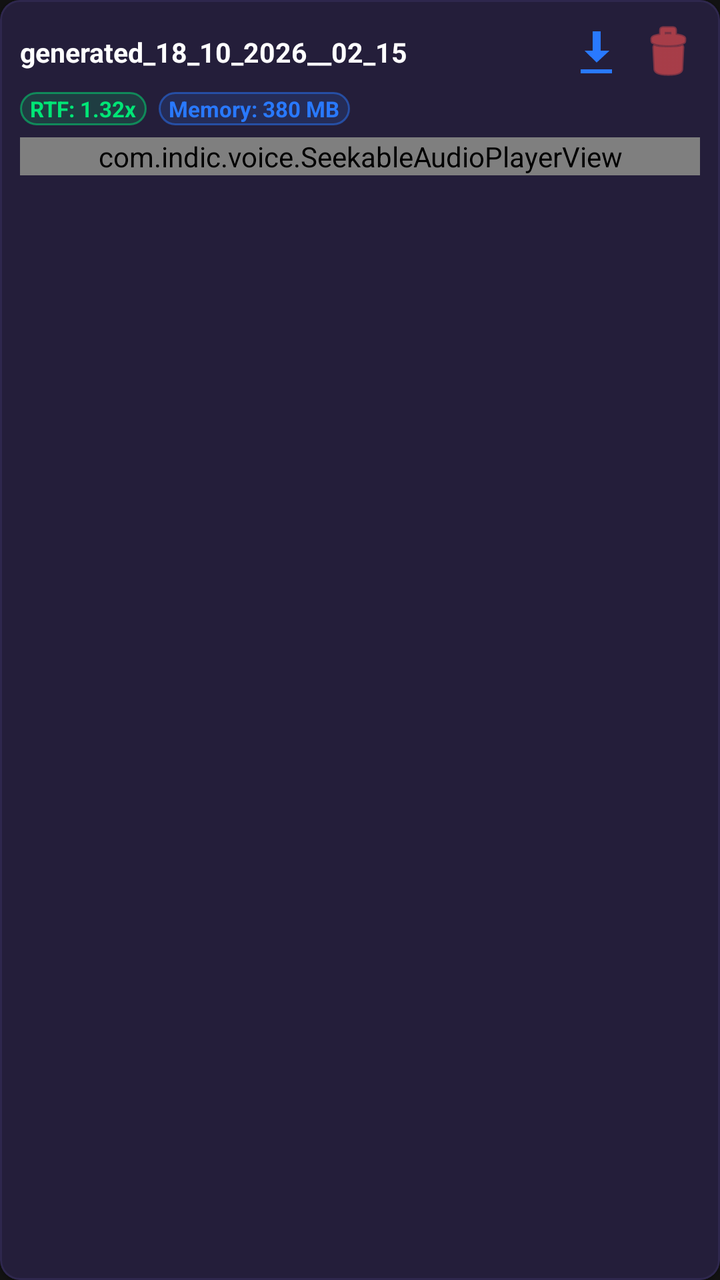
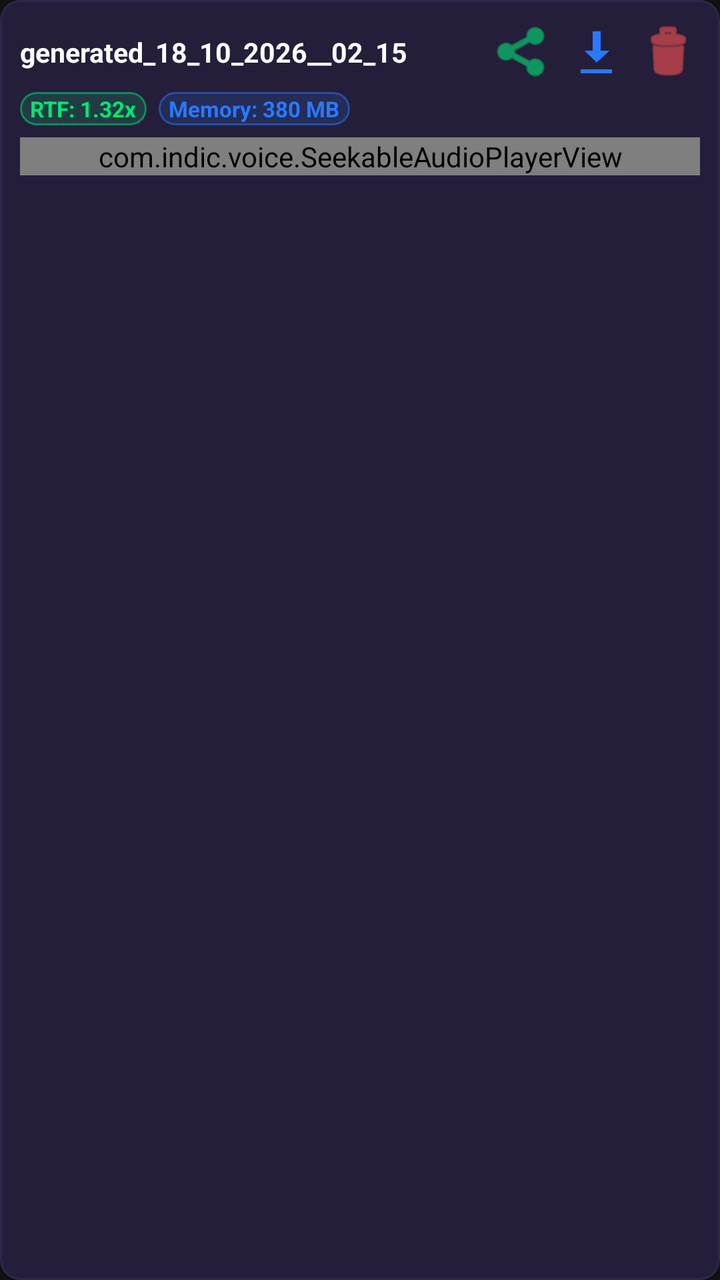

Before-and-after screenshots of an Android layout around one commit, followed by the original layout XML and the change that was made.
<!-- AndroidManifest.xml: application theme Theme.IndicVoice -->
<!-- res/layout/item_history_clip.xml -->
<?xml version="1.0" encoding="utf-8"?>
<com.google.android.material.card.MaterialCardView xmlns:android="http://schemas.android.com/apk/res/android"
    xmlns:app="http://schemas.android.com/apk/res-auto"
    android:layout_width="match_parent"
    android:layout_height="wrap_content"
    android:layout_marginBottom="8dp"
    app:cardBackgroundColor="@color/surface_dark"
    app:cardCornerRadius="10dp"
    app:cardElevation="1dp"
    app:strokeColor="@color/card_stroke"
    app:strokeWidth="1dp">

    <LinearLayout
        android:layout_width="match_parent"
        android:layout_height="wrap_content"
        android:orientation="vertical"
        android:padding="10dp">

        
        <LinearLayout
            android:layout_width="match_parent"
            android:layout_height="wrap_content"
            android:gravity="center_vertical"
            android:orientation="horizontal">

            <TextView
                android:id="@+id/tvClipTitle"
                android:layout_width="0dp"
                android:layout_height="wrap_content"
                android:layout_weight="1"
                android:ellipsize="middle"
                android:singleLine="true"
                android:text="generated_18_10_2026__02_15"
                android:textColor="@color/text_primary"
                android:textSize="13.5sp"
                android:textStyle="bold" />

            <ImageButton
                android:id="@+id/ibExportClip"
                android:layout_width="32dp"
                android:layout_height="32dp"
                android:background="?attr/selectableItemBackgroundBorderless"
                android:contentDescription="Export to Downloads"
                android:src="@android:drawable/stat_sys_download"
                app:tint="@color/accent_blue" />

            <ImageButton
                android:id="@+id/ibDeleteClip"
                android:layout_width="32dp"
                android:layout_height="32dp"
                android:layout_marginStart="4dp"
                android:background="?attr/selectableItemBackgroundBorderless"
                android:contentDescription="Delete clip"
                android:src="@android:drawable/ic_menu_delete"
                app:tint="@color/record_red" />
        </LinearLayout>

        
        <LinearLayout
            android:id="@+id/llClipBadges"
            android:layout_width="wrap_content"
            android:layout_height="wrap_content"
            android:layout_marginTop="4dp"
            android:layout_marginBottom="4dp"
            android:orientation="horizontal">

            <TextView
                android:id="@+id/tvClipRtf"
                android:layout_width="wrap_content"
                android:layout_height="wrap_content"
                android:background="@drawable/bg_pill_rtf"
                android:paddingStart="5dp"
                android:paddingTop="1dp"
                android:paddingEnd="5dp"
                android:paddingBottom="1dp"
                android:text="RTF: 1.32x"
                android:textColor="@color/accent_green"
                android:textSize="11sp"
                android:textStyle="bold" />

            <TextView
                android:id="@+id/tvClipRss"
                android:layout_width="wrap_content"
                android:layout_height="wrap_content"
                android:layout_marginStart="6dp"
                android:background="@drawable/bg_pill_rss"
                android:paddingStart="5dp"
                android:paddingTop="1dp"
                android:paddingEnd="5dp"
                android:paddingBottom="1dp"
                android:text="Memory: 380 MB"
                android:textColor="@color/accent_blue"
                android:textSize="11sp"
                android:textStyle="bold" />
        </LinearLayout>

        
        <com.indic.voice.SeekableAudioPlayerView
            android:id="@+id/playerClipAudio"
            android:layout_width="match_parent"
            android:layout_height="wrap_content"
            android:layout_marginTop="2dp" />

    </LinearLayout>
</com.google.android.material.card.MaterialCardView>
<!-- resources referenced by this layout -->
<resources>
  <color name="accent_blue">#2979FF</color>
  <color name="accent_green">#00E676</color>
  <color name="card_stroke">#2E274D</color>
  <color name="record_red">#FF5252</color>
  <color name="surface_dark">#241E3A</color>
  <color name="text_primary">#FFFFFF</color>
  <!-- drawable bg_pill_rss (drawable) -->
  <?xml version="1.0" encoding="utf-8"?>
  <shape xmlns:android="http://schemas.android.com/apk/res/android"
      android:shape="rectangle">
      <solid android:color="#262979FF" />
      <corners android:radius="8dp" />
      <stroke
          android:width="1dp"
          android:color="#802979FF" />
  </shape>
  <!-- drawable bg_pill_rtf (drawable) -->
  <?xml version="1.0" encoding="utf-8"?>
  <shape xmlns:android="http://schemas.android.com/apk/res/android"
      android:shape="rectangle">
      <solid android:color="#2600E676" />
      <corners android:radius="8dp" />
      <stroke
          android:width="1dp"
          android:color="#8000E676" />
  </shape>
  <style name="Theme.IndicVoice" parent="Theme.Material3.DayNight.NoActionBar">
          <item name="colorPrimary">@color/primary</item>
          <item name="colorPrimaryInverse">@color/primary_variant</item>
          <item name="colorSecondary">@color/secondary</item>
          <item name="android:statusBarColor">@color/background_dark</item>
          <item name="android:windowBackground">@color/background_dark</item>
          <item name="colorSurface">@color/card_dark</item>
          <item name="colorOnSurface">@color/text_primary</item>
      </style>
  <color name="primary">#7C4DFF</color>
  <color name="primary_variant">#651FFF</color>
  <color name="secondary">#00E5FF</color>
  <color name="background_dark">#121212</color>
  <color name="card_dark">#1A162B</color>
</resources>

<!-- the commit's change to res/layout/item_history_clip.xml (unified diff, before → after) -->
@@ -36,9 +36,19 @@
                 android:textStyle="bold" />
 
             <ImageButton
+                android:id="@+id/ibShareClip"
+                android:layout_width="32dp"
+                android:layout_height="32dp"
+                android:background="?attr/selectableItemBackgroundBorderless"
+                android:contentDescription="Share audio clip"
+                android:src="@android:drawable/ic_menu_share"
+                app:tint="@color/accent_green" />
+
+            <ImageButton
                 android:id="@+id/ibExportClip"
                 android:layout_width="32dp"
                 android:layout_height="32dp"
+                android:layout_marginStart="4dp"
                 android:background="?attr/selectableItemBackgroundBorderless"
                 android:contentDescription="Export to Downloads"
                 android:src="@android:drawable/stat_sys_download"
